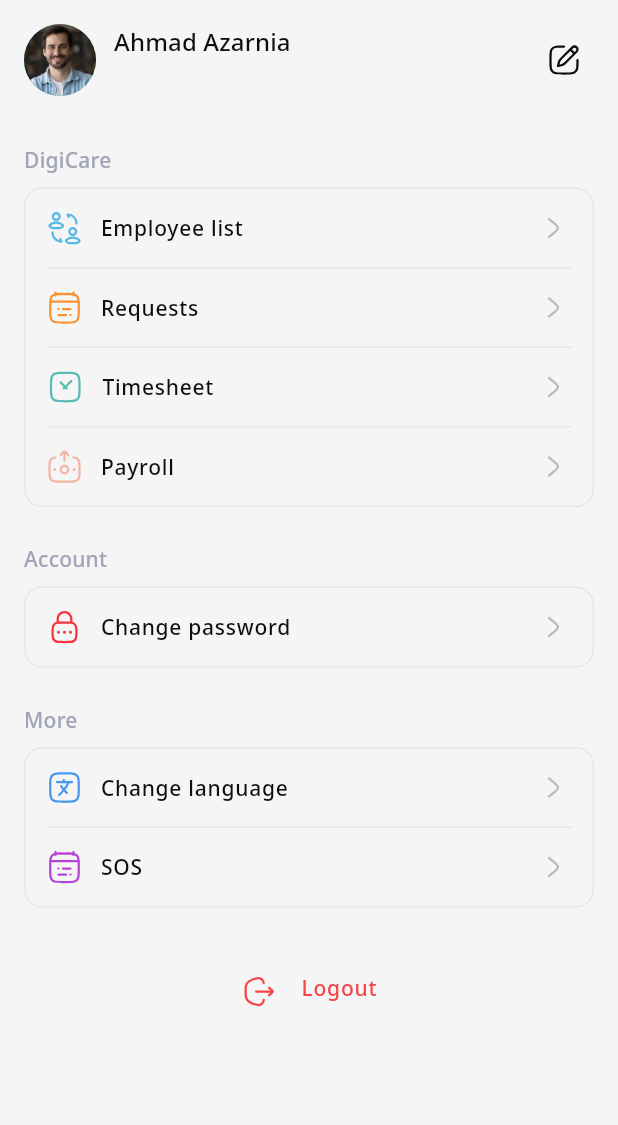
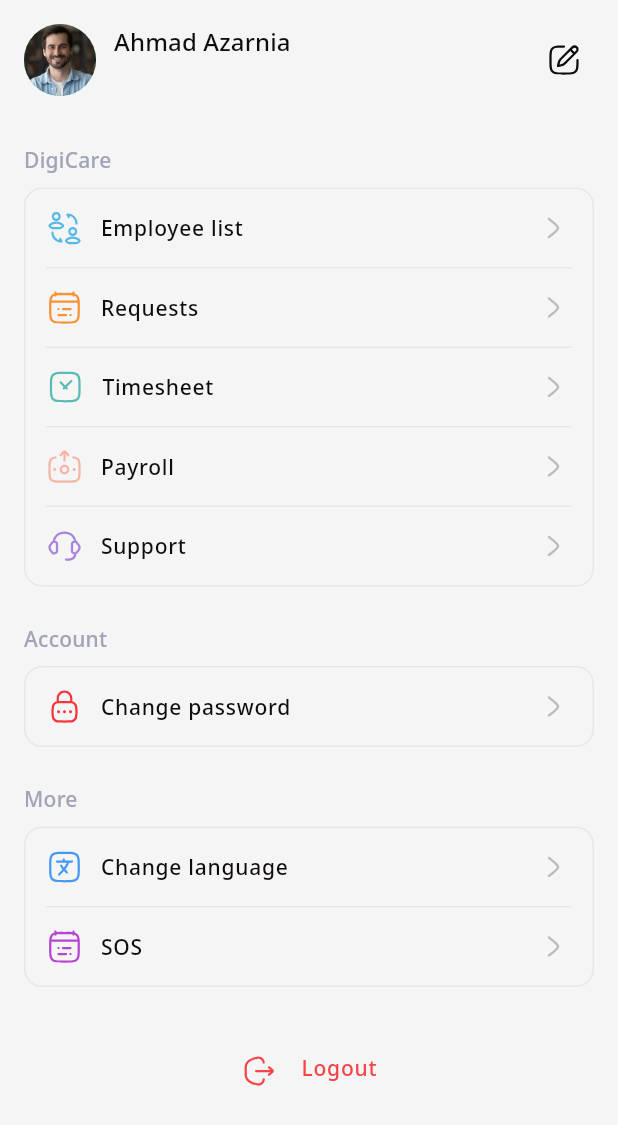
Before and after one commit to DigiCarePro2026/DigiCarePro-App, a Flutter app: the ProfileScreen screen opened directly, on a phone screen of 412 x 824 dp. Shown: the top 1125 px of the screen. Run offline on Flutter 3.47's test engine with Material 3 defaults, Android fonts, the phone set to English and light mode, and no system bars; our stand-ins replace dartz, dio, dropdown_search, flutter_svg, get, internet_connection_checker and 2 more; missing offline and left inert: syncfusion_flutter_signaturepad; accounts and stored records are empty; statements that could not run were skipped.

```diff
--- a/lib/app/routes/app_pages.dart
+++ b/lib/app/routes/app_pages.dart
@@ -7,6 +7,7 @@ import 'package:digi_care_pro/app/ui/pages/menu/customer_list_screen.dart';
 import 'package:digi_care_pro/app/ui/pages/menu/employee_list_screen.dart';
 import 'package:digi_care_pro/app/ui/pages/menu/leave_request_screen.dart';
 import 'package:digi_care_pro/app/ui/pages/menu/requests_screen.dart';
+import 'package:digi_care_pro/app/ui/pages/menu/support_screen.dart';
 import 'package:digi_care_pro/app/ui/pages/mission/mission_details_screen.dart';
 import 'package:digi_care_pro/app/ui/pages/mission/signature_screen.dart';
 import 'package:get/get_navigation/src/routes/get_route.dart';
@@ -55,5 +56,9 @@ class AppPages {
       name: Routes.MISSION_SIGNATURE,
       page: () => const SignatureScreen(),
     ),
+    GetPage(
+      name: Routes.SUPPORT,
+      page: () => const SupportScreen(),
+    ),
   ];
 }
--- a/lib/app/routes/app_routes.dart
+++ b/lib/app/routes/app_routes.dart
@@ -11,4 +11,6 @@ abstract class Routes {
   static const NOTIFICATIONS = '/notifications';
   static const REQUESTS = '/requests';
   static const LEAVE_REQUEST = '/requests/leave-request';
+  static const SUPPORT = '/support';
+
 }
--- a/lib/app/ui/pages/menu/profile_screen.dart
+++ b/lib/app/ui/pages/menu/profile_screen.dart
@@ -154,6 +154,27 @@ class _ProfileScreenState extends State<ProfileScreen> {
                         ),
                       ),
                     ),
+                    Divider(
+                      height: 1,
+                      color: Theme.of(context).dividerColor,
+                      indent: profileItemPadding,
+                      endIndent: profileItemPadding,
+                    ),
+                    InkWell(
+                      onTap: () => Get.toNamed(Routes.SUPPORT),
+                      borderRadius: BorderRadius.circular(12),
+                      child: Padding(
+                        padding: const EdgeInsets.all(profileItemPadding),
+                        child: Row(
+                          children: [
+                            SvgPicture.asset('assets/icons/support.svg', color: Color(0xFFA685DB)),
+                            SizedBox(width: 12),
+                            Expanded(child: Text('support'.tr, style: Theme.of(context).textTheme.labelMedium)),
+                            SvgPicture.asset('assets/icons/arrow-right.svg', color: Theme.of(context).disabledColor),
+                          ],
+                        ),
+                      ),
+                    ),
                   ],
                 ),
               ),
--- a/lib/app/ui/theme/app_dimens.dart
+++ b/lib/app/ui/theme/app_dimens.dart
@@ -1,5 +1,6 @@
 const double bodyPadding = 16;
 const double fieldRadius = 10;
+const double fieldSpace = 16;
 const double cardRadius = 10;
 const double cardPadding = 10;
 const double profileItemPadding = 14;
--- a/lib/config/translations/en_US.dart
+++ b/lib/config/translations/en_US.dart
@@ -64,4 +64,7 @@ const Map<String, String> enUS = {
   'hours': 'Hours',
   'minutes': 'Minutes',
   'mission_report': 'Mission Report',
+  'support': 'Support',
+  'subject': 'Subject',
+  'send': 'Send',
 };
```
Also changed, not shown: lib/app/data/enum/support_type.dart (added, +23 -0 lines), lib/app/logic/mission_details_logic.dart (+6 -2 lines), lib/app/ui/pages/menu/support_screen.dart (added, +58 -0 lines), assets/icons/support.svg (added).
